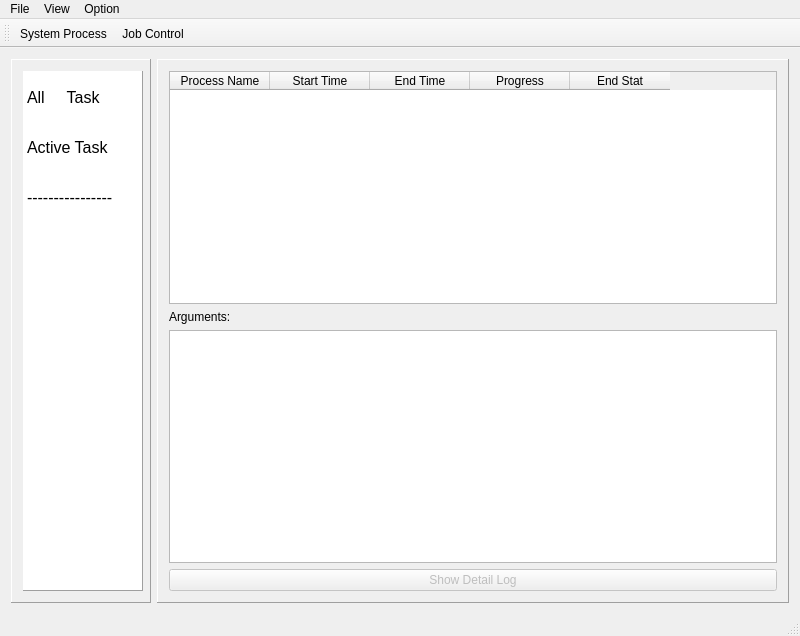
The window that qjdprocessmainwindow.ui (xtfllbl/qjdprocess) describes before a commit, drawn with Qt 5.
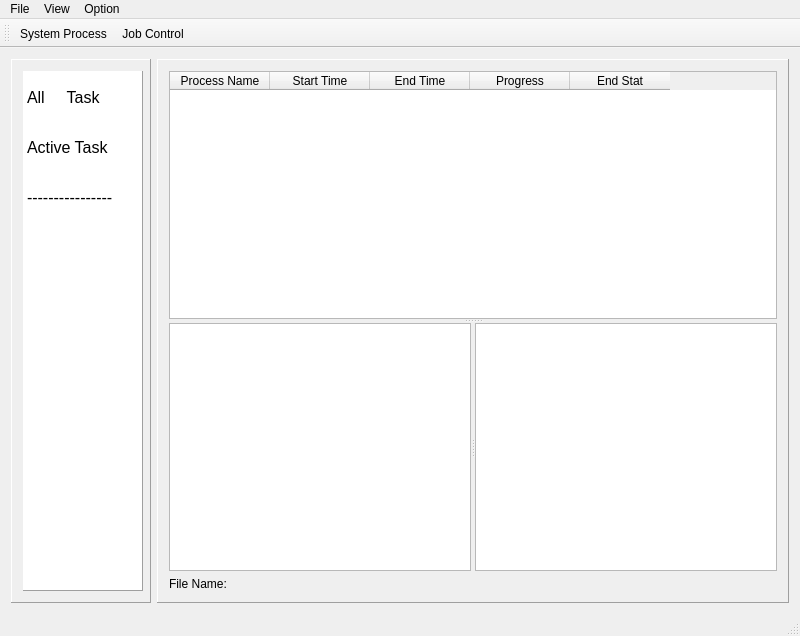
The same window after the commit. The open tabs and pages were chosen to show the change. Icons and pictures are not drawn.

Commit message: light the programm & new change to log file is now shown in the main right the argu

Diff of the .ui file:
```diff
--- a/qjdprocessmainwindow.ui
+++ b/qjdprocessmainwindow.ui
@@ -590,8 +590,10 @@
       <widget class="QWidget" name="pageAllJob">
        <layout class="QGridLayout" name="gridLayout_5">
         <item row="0" column="0">
-         <layout class="QVBoxLayout" name="verticalLayout">
-          <item>
+         <widget class="QSplitter" name="splitter_2">
+          <property name="orientation">
+           <enum>Qt::Vertical</enum>
+          </property>
            <widget class="QTableWidget" name="historyTable">
             <property name="styleSheet">
              <string notr="true">gridline-color: rgb(200, 200, 200);
@@ -639,8 +641,45 @@
              </property>
             </column>
            </widget>
-          </item>
-          <item>
+          <widget class="QSplitter" name="splitter">
+           <property name="orientation">
+            <enum>Qt::Horizontal</enum>
+           </property>
+           <widget class="QTextBrowser" name="historyArguBrowser">
+            <property name="sizePolicy">
+             <sizepolicy hsizetype="Preferred" vsizetype="Preferred">
+              <horstretch>0</horstretch>
+              <verstretch>0</verstretch>
+             </sizepolicy>
+            </property>
+            <property name="minimumSize">
+             <size>
+              <width>0</width>
+              <height>225</height>
+             </size>
+            </property>
+            <property name="maximumSize">
+             <size>
+              <width>5000</width>
+              <height>16777215</height>
+             </size>
+            </property>
+           </widget>
+           <widget class="QTextBrowser" name="historyLogBrowser">
+            <property name="enabled">
+             <bool>true</bool>
+            </property>
+            <property name="minimumSize">
+             <size>
+              <width>0</width>
+              <height>0</height>
+             </size>
+            </property>
+           </widget>
+          </widget>
+         </widget>
+        </item>
+        <item row="1" column="0">
            <layout class="QHBoxLayout" name="horizontalLayout">
             <item>
              <widget class="QLabel" name="label_2">
@@ -651,7 +690,7 @@
                </size>
               </property>
               <property name="text">
-               <string>Arguments:</string>
+             <string>File Name:</string>
               </property>
              </widget>
             </item>
@@ -676,29 +715,6 @@
             </item>
            </layout>
           </item>
-          <item>
-           <widget class="QTextBrowser" name="historyArguBrowser">
-            <property name="enabled">
-             <bool>true</bool>
-            </property>
-           </widget>
-          </item>
-         </layout>
-        </item>
-        <item row="1" column="0">
-         <widget class="QPushButton" name="btnShowLog">
-          <property name="enabled">
-           <bool>false</bool>
-          </property>
-          <property name="text">
-           <string>Show Detail Log</string>
-          </property>
-          <property name="icon">
-           <iconset resource="image.qrc">
-            <normaloff>:/image/use/evolution-addressbook.png</normaloff>:/image/use/evolution-addressbook.png</iconset>
-          </property>
-         </widget>
-        </item>
        </layout>
       </widget>
       <widget class="QWidget" name="pageActiveJob">
```
Left out of the diff: 80 changed lines with no effect on the pictures. Lines whose indentation alone changed are shown as unchanged. The commit also changes 2 other files.
